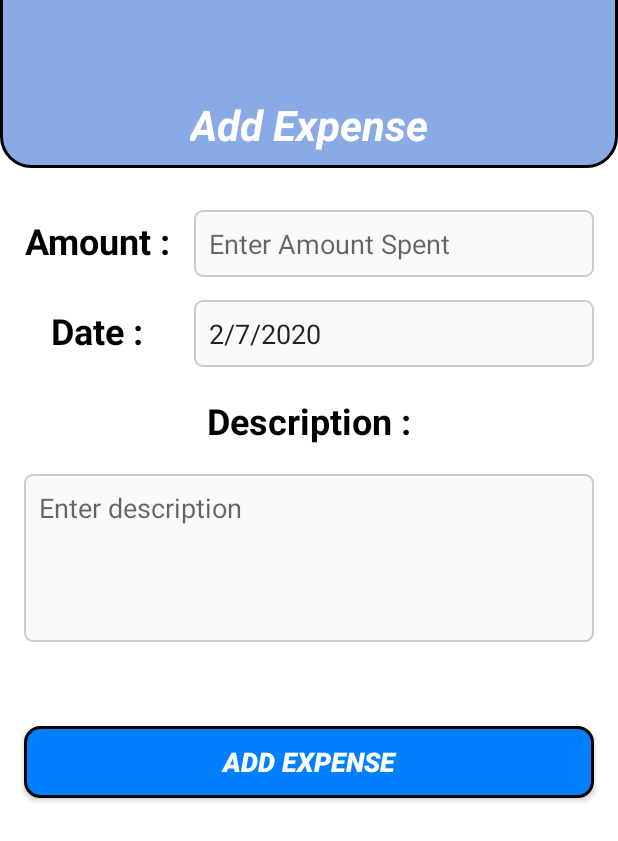
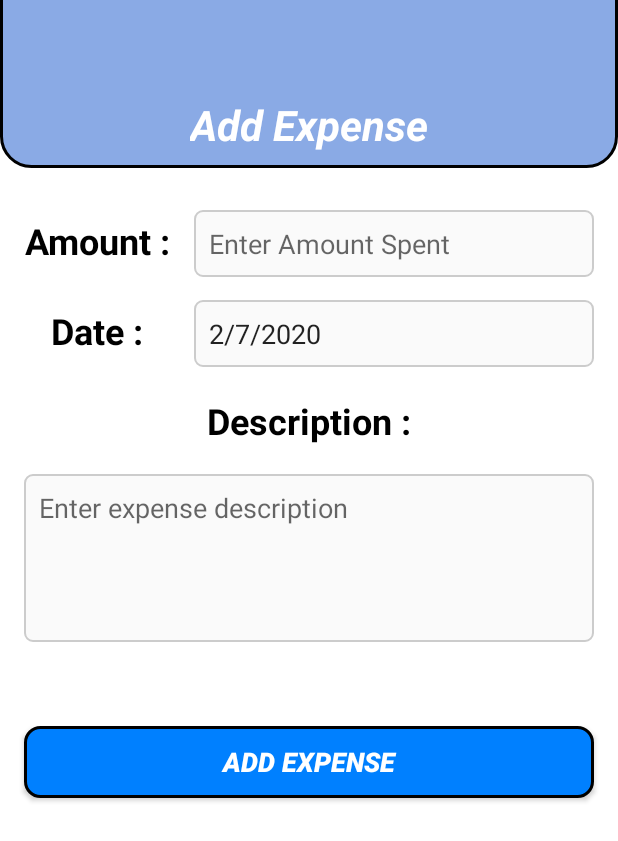
Before and after one commit to Vishwas21/ExpenseTracker, an Android app: the AddExpenseActivity screen opened directly, with no data from a screen before it, on a phone screen of 412 x 824 dp. Shown: the top 841 px of the screen. Run offline under Robolectric (Android 15) with nearby library versions, the phone set to English and light mode, and no system bars; our stand-ins replace Firebase (no records; nobody signed in at launch, a user with empty details on screens opened directly); Roboto replaces fonts that are not available here.

Commit message:
Fix
Fixes #10

```diff
--- a/app/src/main/res/values/strings.xml
+++ b/app/src/main/res/values/strings.xml
@@ -7,7 +7,7 @@
     <string name="label_date">Date :</string>
     <string name="hint_select_date">Select Date</string>
     <string name="label_description">Description :</string>
-    <string name="hint_description">Enter description</string>
+    <string name="hint_description">Enter expense description</string>
     <string name="button_label_save">Add Expense</string>
 
     <string name="title_activity_login">Sign in</string>
```
